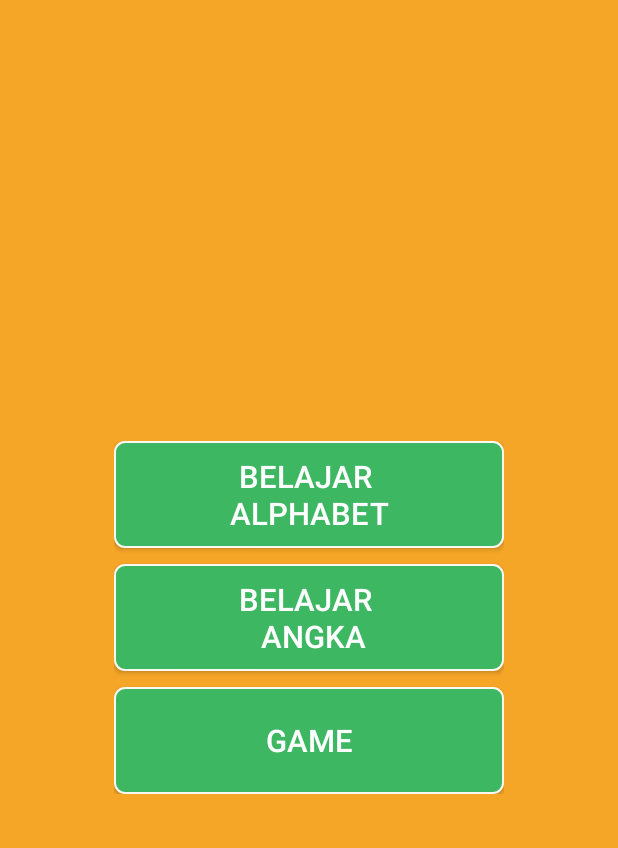
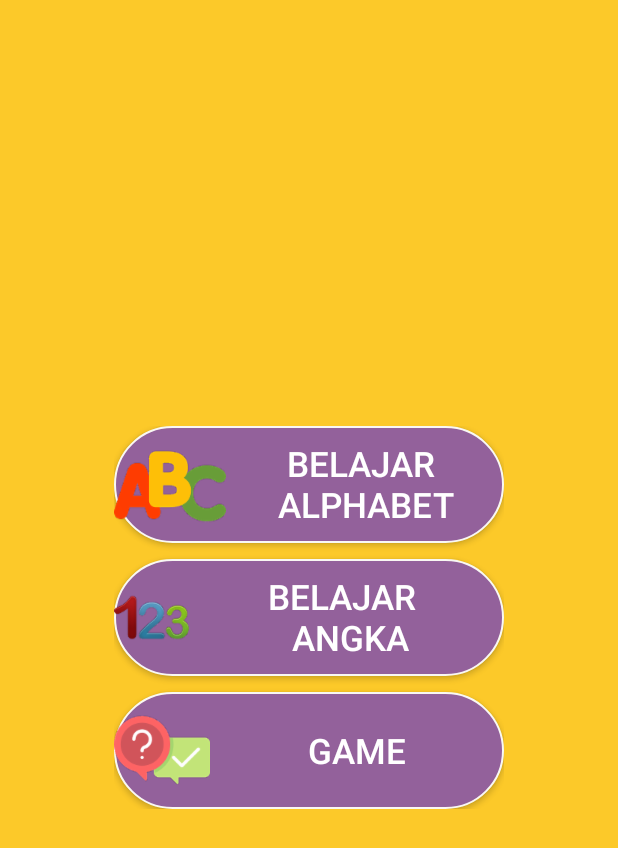
Before and after one commit to ririsrismawati/MHDA, an Android app: the layout activity_main.xml on its own in the app's theme, with its tools: preview values and no code run, on a phone screen of 412 x 824 dp. Shown: the top 848 px of the screen. Run offline under Robolectric (Android 15) with nearby library versions, the phone set to English and light mode, and no system bars.

Commit message:
update desain menu

```diff
--- a/app/src/main/res/drawable/btn_menu.xml
+++ b/app/src/main/res/drawable/btn_menu.xml
@@ -1,10 +1,10 @@
 <shape xmlns:android="http://schemas.android.com/apk/res/android"
        android:shape="rectangle">
-    <solid android:color="@color/green"/>
+    <solid android:color="@color/purple"/>
     <stroke
         android:width="@dimen/_1sdp"
         android:color="@color/white"/>
     <corners
-        android:radius="@dimen/_5sdp">
+        android:radius="@dimen/_30sdp">
     </corners>
 </shape>
--- a/app/src/main/res/layout/activity_main.xml
+++ b/app/src/main/res/layout/activity_main.xml
@@ -4,7 +4,7 @@
     xmlns:tools="http://schemas.android.com/tools"
     android:layout_width="match_parent"
     android:layout_height="match_parent"
-    android:background="@color/orange"
+    android:background="@color/yellow"
     tools:context="com.sttb.mobileprogramming.mengenalhurufdanangka.MainActivity">
 
     <LinearLayout
@@ -16,29 +16,31 @@
         <Button
             android:id="@+id/btn_alphabet"
             android:layout_width="@dimen/_200sdp"
-            android:layout_height="@dimen/_55sdp"
+            android:layout_height="@dimen/_60sdp"
             android:layout_marginBottom="@dimen/_8sdp"
             android:background="@drawable/btn_menu"
+            android:drawableLeft="@drawable/abcdef"
             android:text="Belajar \nAlphabet"
-            android:textSize="@dimen/_16sdp"/>
+            android:textSize="@dimen/_18sdp"/>
 
         <Button
             android:id="@+id/btn_angka"
             android:layout_width="@dimen/_200sdp"
-            android:layout_height="@dimen/_55sdp"
+            android:layout_height="@dimen/_60sdp"
             android:layout_marginBottom="@dimen/_8sdp"
             android:background="@drawable/btn_menu"
-
+            android:drawableLeft="@drawable/angka"
             android:text="Belajar \n Angka"
-            android:textSize="@dimen/_16sdp"/>
+            android:textSize="@dimen/_18sdp"/>
 
         <Button
             android:id="@+id/btn_game"
             android:layout_width="@dimen/_200sdp"
-            android:layout_height="@dimen/_55sdp"
+            android:layout_height="@dimen/_60sdp"
             android:background="@drawable/btn_menu"
+            android:drawableLeft="@drawable/question"
             android:text="Game"
-            android:textSize="@dimen/_16sdp"/>
+            android:textSize="@dimen/_18sdp"/>
     </LinearLayout>
 
 
```
Also changed, not shown: app/src/main/res/drawable-hdpi/abcdef.png (added), app/src/main/res/drawable-hdpi/angka.png (added), app/src/main/res/drawable-hdpi/question.png (added), app/src/main/res/drawable-mdpi/abcdef.png (added), app/src/main/res/drawable-mdpi/angka.png (added), app/src/main/res/drawable-mdpi/question.png (added), app/src/main/res/drawable-xhdpi/abcdef.png (added), app/src/main/res/drawable-xhdpi/angka.png (added), app/src/main/res/drawable-xhdpi/question.png (added), app/src/main/res/drawable-xxhdpi/abcdef.png (added), app/src/main/res/drawable-xxhdpi/angka.png (added), app/src/main/res/drawable-xxhdpi/question.png (added), app/src/main/res/drawable-xxxhdpi/abcdef.png (added), app/src/main/res/drawable-xxxhdpi/angka.png (added), 1 more files, 1 other file.
